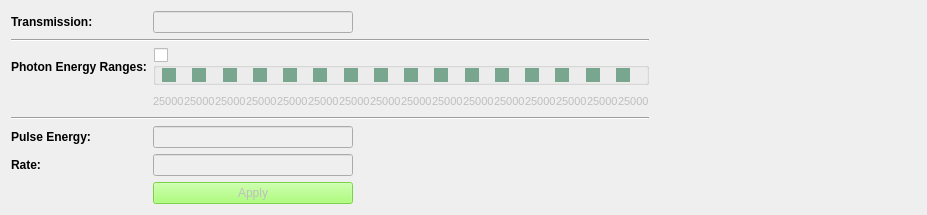
Before: the Qt Designer form line_beam_parameters.ui in pcdshub/pmps-ui, drawn with Qt 5.
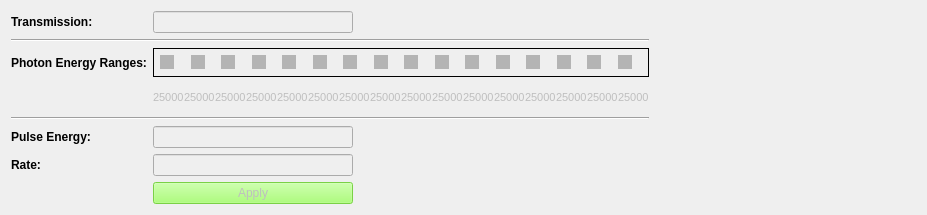
After: the same form once the commit is applied. Custom widgets are drawn as their Qt base class.

Commit message: MNT: add a check to differentiate when values is changed internally vs externally - I think this will work now

Diff of the .ui file:
```diff
--- a/line_beam_parameters.ui
+++ b/line_beam_parameters.ui
@@ -508,349 +508,6 @@
      </property>
     </widget>
    </item>
-   <item row="2" column="1">
-    <widget class="QGroupBox" name="energy_range_groupBox">
-     <property name="maximumSize">
-      <size>
-       <width>16777215</width>
-       <height>16777215</height>
-      </size>
-     </property>
-     <property name="layoutDirection">
-      <enum>Qt::LeftToRight</enum>
-     </property>
-     <property name="flat">
-      <bool>false</bool>
-     </property>
-     <property name="checkable">
-      <bool>true</bool>
-     </property>
-     <property name="checked">
-      <bool>false</bool>
-     </property>
-     <layout class="QHBoxLayout" name="horizontalLayout_2">
-      <property name="spacing">
-       <number>0</number>
-      </property>
-      <property name="leftMargin">
-       <number>6</number>
-      </property>
-      <property name="topMargin">
-       <number>0</number>
-      </property>
-      <property name="rightMargin">
-       <number>0</number>
-      </property>
-      <property name="bottomMargin">
-       <number>0</number>
-      </property>
-      <item>
-       <widget class="QCheckBox" name="bit15">
-        <property name="styleSheet">
-         <string notr="true">QCheckBox::indicator:unchecked {background-color: rgb(180, 180, 180); }
-
-QCheckBox::indicator::checked {background-color: green;}
-
-QCheckBox::indicator:checked:disabled {background-color: rgb(120, 166, 142);}
-
-QCheckBox::indicator:unchecked:disabled {background-color: rgb(224, 224, 224);}</string>
-        </property>
-        <property name="text">
-         <string/>
-        </property>
-        <property name="checked">
-         <bool>true</bool>
-        </property>
-       </widget>
-      </item>
-      <item>
-       <widget class="QCheckBox" name="bit14">
-        <property name="styleSheet">
-         <string notr="true">QCheckBox::indicator:unchecked {background-color: rgb(180, 180, 180); }
-
-QCheckBox::indicator::checked {background-color: green;}
-
-QCheckBox::indicator:checked:disabled {background-color: rgb(120, 166, 142);}
-
-QCheckBox::indicator:unchecked:disabled {background-color: rgb(224, 224, 224);}</string>
-        </property>
-        <property name="text">
-         <string/>
-        </property>
-        <property name="checked">
-         <bool>true</bool>
-        </property>
-       </widget>
-      </item>
-      <item>
-       <widget class="QCheckBox" name="bit13">
-        <property name="styleSheet">
-         <string notr="true">QCheckBox::indicator:unchecked {background-color: rgb(180, 180, 180); }
-
-QCheckBox::indicator::checked {background-color: green;}
-
-QCheckBox::indicator:checked:disabled {background-color: rgb(120, 166, 142);}
-
-QCheckBox::indicator:unchecked:disabled {background-color: rgb(224, 224, 224);}</string>
-        </property>
-        <property name="text">
-         <string/>
-        </property>
-        <property name="checked">
-         <bool>true</bool>
-        </property>
-       </widget>
-      </item>
-      <item>
-       <widget class="QCheckBox" name="bit12">
-        <property name="styleSheet">
-         <string notr="true">QCheckBox::indicator:unchecked {background-color: rgb(180, 180, 180); }
-
-QCheckBox::indicator::checked {background-color: green;}
-
-QCheckBox::indicator:checked:disabled {background-color: rgb(120, 166, 142);}
-
-QCheckBox::indicator:unchecked:disabled {background-color: rgb(224, 224, 224);}</string>
-        </property>
-        <property name="text">
-         <string/>
-        </property>
-        <property name="checked">
-         <bool>true</bool>
-        </property>
-       </widget>
-      </item>
-      <item>
-       <widget class="QCheckBox" name="bit11">
-        <property name="styleSheet">
-         <string notr="true">QCheckBox::indicator:unchecked {background-color: rgb(180, 180, 180); }
-
-QCheckBox::indicator::checked {background-color: green;}
-
-QCheckBox::indicator:checked:disabled {background-color: rgb(120, 166, 142);}
-
-QCheckBox::indicator:unchecked:disabled {background-color: rgb(224, 224, 224);}</string>
-        </property>
-        <property name="text">
-         <string/>
-        </property>
-        <property name="checked">
-         <bool>true</bool>
-        </property>
-       </widget>
-      </item>
-      <item>
-       <widget class="QCheckBox" name="bit10">
-        <property name="styleSheet">
-         <string notr="true">QCheckBox::indicator:unchecked {background-color: rgb(180, 180, 180); }
-
-QCheckBox::indicator::checked {background-color: green;}
-
-QCheckBox::indicator:checked:disabled {background-color: rgb(120, 166, 142);}
-
-QCheckBox::indicator:unchecked:disabled {background-color: rgb(224, 224, 224);}</string>
-        </property>
-        <property name="text">
-         <string/>
-        </property>
-        <property name="checked">
-         <bool>true</bool>
-        </property>
-       </widget>
-      </item>
-      <item>
-       <widget class="QCheckBox" name="bit9">
-        <property name="styleSheet">
-         <string notr="true">QCheckBox::indicator:unchecked {background-color: rgb(180, 180, 180); }
-
-QCheckBox::indicator::checked {background-color: green;}
-
-QCheckBox::indicator:checked:disabled {background-color: rgb(120, 166, 142);}
-
-QCheckBox::indicator:unchecked:disabled {background-color: rgb(224, 224, 224);}</string>
-        </property>
-        <property name="text">
-         <string/>
-        </property>
-        <property name="checked">
-         <bool>true</bool>
-        </property>
-       </widget>
-      </item>
-      <item>
-       <widget class="QCheckBox" name="bit8">
-        <property name="styleSheet">
-         <string notr="true">QCheckBox::indicator:unchecked {background-color: rgb(180, 180, 180); }
-
-QCheckBox::indicator::checked {background-color: green;}
-
-QCheckBox::indicator:checked:disabled {background-color: rgb(120, 166, 142);}
-
-QCheckBox::indicator:unchecked:disabled {background-color: rgb(224, 224, 224);}</string>
-        </property>
-        <property name="text">
-         <string/>
-        </property>
-        <property name="checked">
-         <bool>true</bool>
-        </property>
-       </widget>
-      </item>
-      <item>
-       <widget class="QCheckBox" name="bit7">
-        <property name="styleSheet">
-         <string notr="true">QCheckBox::indicator:unchecked {background-color: rgb(180, 180, 180); }
-
-QCheckBox::indicator::checked {background-color: green;}
-
-QCheckBox::indicator:checked:disabled {background-color: rgb(120, 166, 142);}
-
-QCheckBox::indicator:unchecked:disabled {background-color: rgb(224, 224, 224);}</string>
-        </property>
-        <property name="text">
-         <string/>
-        </property>
-        <property name="checked">
-         <bool>true</bool>
-        </property>
-       </widget>
-      </item>
-      <item>
-       <widget class="QCheckBox" name="bit6">
-        <property name="styleSheet">
-         <string notr="true">QCheckBox::indicator:unchecked {background-color: rgb(180, 180, 180); }
-
-QCheckBox::indicator::checked {background-color: green;}
-
-QCheckBox::indicator:checked:disabled {background-color: rgb(120, 166, 142);}
-
-QCheckBox::indicator:unchecked:disabled {background-color: rgb(224, 224, 224);}</string>
-        </property>
-        <property name="text">
-         <string/>
-        </property>
-        <property name="checked">
-         <bool>true</bool>
-        </property>
-       </widget>
-      </item>
-      <item>
-       <widget class="QCheckBox" name="bit5">
-        <property name="styleSheet">
-         <string notr="true">QCheckBox::indicator:unchecked {background-color: rgb(180, 180, 180); }
-
-QCheckBox::indicator::checked {background-color: green;}
-
-QCheckBox::indicator:checked:disabled {background-color: rgb(120, 166, 142);}
-
-QCheckBox::indicator:unchecked:disabled {background-color: rgb(224, 224, 224);}</string>
-        </property>
-        <property name="text">
-         <string/>
-        </property>
-        <property name="checked">
-         <bool>true</bool>
-        </property>
-       </widget>
-      </item>
-      <item>
-       <widget class="QCheckBox" name="bit4">
-        <property name="styleSheet">
-         <string notr="true">QCheckBox::indicator:unchecked {background-color: rgb(180, 180, 180); }
-
-QCheckBox::indicator::checked {background-color: green;}
-
-QCheckBox::indicator:checked:disabled {background-color: rgb(120, 166, 142);}
-
-QCheckBox::indicator:unchecked:disabled {background-color: rgb(224, 224, 224);}</string>
-        </property>
-        <property name="text">
-         <string/>
-        </property>
-        <property name="checked">
-         <bool>true</bool>
-        </property>
-       </widget>
-      </item>
-      <item>
-       <widget class="QCheckBox" name="bit3">
-        <property name="styleSheet">
-         <string notr="true">QCheckBox::indicator:unchecked {background-color: rgb(180, 180, 180); }
-
-QCheckBox::indicator::checked {background-color: green;}
-
-QCheckBox::indicator:checked:disabled {background-color: rgb(120, 166, 142);}
-
-QCheckBox::indicator:unchecked:disabled {background-color: rgb(224, 224, 224);}</string>
-        </property>
-        <property name="text">
-         <string/>
-        </property>
-        <property name="checked">
-         <bool>true</bool>
-        </property>
-       </widget>
-      </item>
-      <item>
-       <widget class="QCheckBox" name="bit2">
-        <property name="styleSheet">
-         <string notr="true">QCheckBox::indicator:unchecked {background-color: rgb(180, 180, 180); }
-
-QCheckBox::indicator::checked {background-color: green;}
-
-QCheckBox::indicator:checked:disabled {background-color: rgb(120, 166, 142);}
-
-QCheckBox::indicator:unchecked:disabled {background-color: rgb(224, 224, 224);}</string>
-        </property>
-        <property name="text">
-         <string/>
-        </property>
-        <property name="checked">
-         <bool>true</bool>
-        </property>
-       </widget>
-      </item>
-      <item>
-       <widget class="QCheckBox" name="bit1">
-        <property name="styleSheet">
-         <string notr="true">QCheckBox::indicator:unchecked {background-color: rgb(180, 180, 180); }
-
-QCheckBox::indicator::checked {background-color: green;}
-
-QCheckBox::indicator:checked:disabled {background-color: rgb(120, 166, 142);}
-
-QCheckBox::indicator:unchecked:disabled {background-color: rgb(224, 224, 224);}</string>
-        </property>
-        <property name="text">
-         <string/>
-        </property>
-        <property name="checked">
-         <bool>true</bool>
-        </property>
-       </widget>
-      </item>
-      <item>
-       <widget class="QCheckBox" name="bit0">
-        <property name="styleSheet">
-         <string notr="true">QCheckBox::indicator:unchecked {background-color: rgb(180, 180, 180); }
-
-QCheckBox::indicator::checked {background-color: green;}
-
-QCheckBox::indicator:checked:disabled {background-color: rgb(120, 166, 142);}
-
-QCheckBox::indicator:unchecked:disabled {background-color: rgb(224, 224, 224);}</string>
-        </property>
-        <property name="text">
-         <string/>
-        </property>
-        <property name="checked">
-         <bool>true</bool>
-        </property>
-       </widget>
-      </item>
-     </layout>
-    </widget>
-   </item>
    <item row="5" column="1">
     <widget class="PyDMLineEdit" name="PyDMLineEdit_3">
      <property name="enabled">
@@ -1025,6 +682,295 @@
      </property>
     </widget>
    </item>
+   <item row="2" column="1">
+    <widget class="QFrame" name="energy_range_frame">
+     <property name="maximumSize">
+      <size>
+       <width>16777215</width>
+       <height>16777215</height>
+      </size>
+     </property>
+     <property name="layoutDirection">
+      <enum>Qt::LeftToRight</enum>
+     </property>
+     <property name="frameShape">
+      <enum>QFrame::Panel</enum>
+     </property>
+     <layout class="QHBoxLayout" name="horizontalLayout_2">
+      <property name="spacing">
+       <number>0</number>
+      </property>
+      <property name="leftMargin">
+       <number>6</number>
+      </property>
+      <property name="topMargin">
+       <number>0</number>
+      </property>
+      <property name="rightMargin">
+       <number>0</number>
+      </property>
+      <property name="bottomMargin">
+       <number>0</number>
+      </property>
+      <item>
+       <widget class="QCheckBox" name="bit15">
+        <property name="styleSheet">
+         <string notr="true">QCheckBox::indicator:unchecked {background-color: rgb(180, 180, 180); }
+QCheckBox::indicator::checked {background-color: green;}
+QCheckBox::indicator:checked:disabled {background-color: rgb(120, 166, 142);}
+QCheckBox::indicator:unchecked:disabled {background-color: rgb(224, 224, 224);}</string>
+        </property>
+        <property name="text">
+         <string/>
+        </property>
+        <property name="checked">
+         <bool>false</bool>
+        </property>
+       </widget>
+      </item>
+      <item>
+       <widget class="QCheckBox" name="bit14">
+        <property name="styleSheet">
+         <string notr="true">QCheckBox::indicator:unchecked {background-color: rgb(180, 180, 180); }
+QCheckBox::indicator::checked {background-color: green;}
+QCheckBox::indicator:checked:disabled {background-color: rgb(120, 166, 142);}
+QCheckBox::indicator:unchecked:disabled {background-color: rgb(224, 224, 224);}</string>
+        </property>
+        <property name="text">
+         <string/>
+        </property>
+        <property name="checked">
+         <bool>false</bool>
+        </property>
+       </widget>
+      </item>
+      <item>
+       <widget class="QCheckBox" name="bit13">
+        <property name="styleSheet">
+         <string notr="true">QCheckBox::indicator:unchecked {background-color: rgb(180, 180, 180); }
+QCheckBox::indicator::checked {background-color: green;}
+QCheckBox::indicator:checked:disabled {background-color: rgb(120, 166, 142);}
+QCheckBox::indicator:unchecked:disabled {background-color: rgb(224, 224, 224);}</string>
+        </property>
+        <property name="text">
+         <string/>
+        </property>
+        <property name="checked">
+         <bool>false</bool>
+        </property>
+       </widget>
+      </item>
+      <item>
+       <widget class="QCheckBox" name="bit12">
+        <property name="styleSheet">
+         <string notr="true">QCheckBox::indicator:unchecked {background-color: rgb(180, 180, 180); }
+QCheckBox::indicator::checked {background-color: green;}
+QCheckBox::indicator:checked:disabled {background-color: rgb(120, 166, 142);}
+QCheckBox::indicator:unchecked:disabled {background-color: rgb(224, 224, 224);}</string>
+        </property>
+        <property name="text">
+         <string/>
+        </property>
+        <property name="checked">
+         <bool>false</bool>
+        </property>
+       </widget>
+      </item>
+      <item>
+       <widget class="QCheckBox" name="bit11">
+        <property name="styleSheet">
+         <string notr="true">QCheckBox::indicator:unchecked {background-color: rgb(180, 180, 180); }
+QCheckBox::indicator::checked {background-color: green;}
+QCheckBox::indicator:checked:disabled {background-color: rgb(120, 166, 142);}
+QCheckBox::indicator:unchecked:disabled {background-color: rgb(224, 224, 224);}</string>
+        </property>
+        <property name="text">
+         <string/>
+        </property>
+        <property name="checked">
+         <bool>false</bool>
+        </property>
+       </widget>
+      </item>
+      <item>
+       <widget class="QCheckBox" name="bit10">
+        <property name="styleSheet">
+         <string notr="true">QCheckBox::indicator:unchecked {background-color: rgb(180, 180, 180); }
+QCheckBox::indicator::checked {background-color: green;}
+QCheckBox::indicator:checked:disabled {background-color: rgb(120, 166, 142);}
+QCheckBox::indicator:unchecked:disabled {background-color: rgb(224, 224, 224);}</string>
+        </property>
+        <property name="text">
+         <string/>
+        </property>
+        <property name="checked">
+         <bool>false</bool>
+        </property>
+       </widget>
+      </item>
+      <item>
+       <widget class="QCheckBox" name="bit9">
+        <property name="styleSheet">
+         <string notr="true">QCheckBox::indicator:unchecked {background-color: rgb(180, 180, 180); }
+QCheckBox::indicator::checked {background-color: green;}
+QCheckBox::indicator:checked:disabled {background-color: rgb(120, 166, 142);}
+QCheckBox::indicator:unchecked:disabled {background-color: rgb(224, 224, 224);}</string>
+        </property>
+        <property name="text">
+         <string/>
+        </property>
+        <property name="checked">
+         <bool>false</bool>
+        </property>
+       </widget>
+      </item>
+      <item>
+       <widget class="QCheckBox" name="bit8">
+        <property name="styleSheet">
+         <string notr="true">QCheckBox::indicator:unchecked {background-color: rgb(180, 180, 180); }
+QCheckBox::indicator::checked {background-color: green;}
+QCheckBox::indicator:checked:disabled {background-color: rgb(120, 166, 142);}
+QCheckBox::indicator:unchecked:disabled {background-color: rgb(224, 224, 224);}</string>
+        </property>
+        <property name="text">
+         <string/>
+        </property>
+        <property name="checked">
+         <bool>false</bool>
+        </property>
+       </widget>
+      </item>
+      <item>
+       <widget class="QCheckBox" name="bit7">
+        <property name="styleSheet">
+         <string notr="true">QCheckBox::indicator:unchecked {background-color: rgb(180, 180, 180); }
+QCheckBox::indicator::checked {background-color: green;}
+QCheckBox::indicator:checked:disabled {background-color: rgb(120, 166, 142);}
+QCheckBox::indicator:unchecked:disabled {background-color: rgb(224, 224, 224);}</string>
+        </property>
+        <property name="text">
+         <string/>
+        </property>
+        <property name="checked">
+         <bool>false</bool>
+        </property>
+       </widget>
+      </item>
+      <item>
+       <widget class="QCheckBox" name="bit6">
+        <property name="styleSheet">
+         <string notr="true">QCheckBox::indicator:unchecked {background-color: rgb(180, 180, 180); }
+QCheckBox::indicator::checked {background-color: green;}
+QCheckBox::indicator:checked:disabled {background-color: rgb(120, 166, 142);}
+QCheckBox::indicator:unchecked:disabled {background-color: rgb(224, 224, 224);}</string>
+        </property>
+        <property name="text">
+         <string/>
+        </property>
+        <property name="checked">
+         <bool>false</bool>
+        </property>
+       </widget>
+      </item>
+      <item>
+       <widget class="QCheckBox" name="bit5">
+        <property name="styleSheet">
+         <string notr="true">QCheckBox::indicator:unchecked {background-color: rgb(180, 180, 180); }
+QCheckBox::indicator::checked {background-color: green;}
+QCheckBox::indicator:checked:disabled {background-color: rgb(120, 166, 142);}
+QCheckBox::indicator:unchecked:disabled {background-color: rgb(224, 224, 224);}</string>
+        </property>
+        <property name="text">
+         <string/>
+        </property>
+        <property name="checked">
+         <bool>false</bool>
+        </property>
+       </widget>
+      </item>
+      <item>
+       <widget class="QCheckBox" name="bit4">
+        <property name="styleSheet">
+         <string notr="true">QCheckBox::indicator:unchecked {background-color: rgb(180, 180, 180); }
+QCheckBox::indicator::checked {background-color: green;}
+QCheckBox::indicator:checked:disabled {background-color: rgb(120, 166, 142);}
+QCheckBox::indicator:unchecked:disabled {background-color: rgb(224, 224, 224);}</string>
+        </property>
+        <property name="text">
+         <string/>
+        </property>
+        <property name="checked">
+         <bool>false</bool>
+        </property>
+       </widget>
+      </item>
+      <item>
+       <widget class="QCheckBox" name="bit3">
+        <property name="styleSheet">
+         <string notr="true">QCheckBox::indicator:unchecked {background-color: rgb(180, 180, 180); }
+QCheckBox::indicator::checked {background-color: green;}
+QCheckBox::indicator:checked:disabled {background-color: rgb(120, 166, 142);}
+QCheckBox::indicator:unchecked:disabled {background-color: rgb(224, 224, 224);}</string>
+        </property>
+        <property name="text">
+         <string/>
+        </property>
+        <property name="checked">
+         <bool>false</bool>
+        </property>
+       </widget>
+      </item>
+      <item>
+       <widget class="QCheckBox" name="bit2">
+        <property name="styleSheet">
+         <string notr="true">QCheckBox::indicator:unchecked {background-color: rgb(180, 180, 180); }
+QCheckBox::indicator::checked {background-color: green;}
+QCheckBox::indicator:checked:disabled {background-color: rgb(120, 166, 142);}
+QCheckBox::indicator:unchecked:disabled {background-color: rgb(224, 224, 224);}</string>
+        </property>
+        <property name="text">
+         <string/>
+        </property>
+        <property name="checked">
+         <bool>false</bool>
+        </property>
+       </widget>
+      </item>
+      <item>
+       <widget class="QCheckBox" name="bit1">
+        <property name="styleSheet">
+         <string notr="true">QCheckBox::indicator:unchecked {background-color: rgb(180, 180, 180); }
+QCheckBox::indicator::checked {background-color: green;}
+QCheckBox::indicator:checked:disabled {background-color: rgb(120, 166, 142);}
+QCheckBox::indicator:unchecked:disabled {background-color: rgb(224, 224, 224);}</string>
+        </property>
+        <property name="text">
+         <string/>
+        </property>
+        <property name="checked">
+         <bool>false</bool>
+        </property>
+       </widget>
+      </item>
+      <item>
+       <widget class="QCheckBox" name="bit0">
+        <property name="styleSheet">
+         <string notr="true">QCheckBox::indicator:unchecked {background-color: rgb(180, 180, 180); }
+QCheckBox::indicator::checked {background-color: green;}
+QCheckBox::indicator:checked:disabled {background-color: rgb(120, 166, 142);}
+QCheckBox::indicator:unchecked:disabled {background-color: rgb(224, 224, 224);}</string>
+        </property>
+        <property name="text">
+         <string/>
+        </property>
+        <property name="checked">
+         <bool>false</bool>
+        </property>
+       </widget>
+      </item>
+     </layout>
+    </widget>
+   </item>
   </layout>
  </widget>
  <customwidgets>
```
The commit also changes 1 other file.
